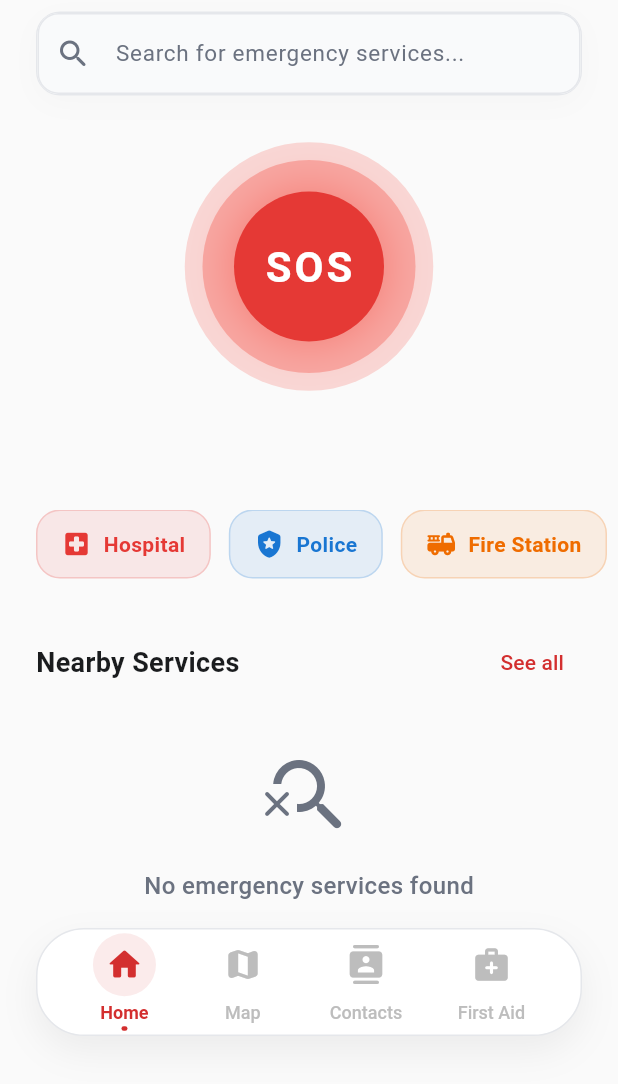
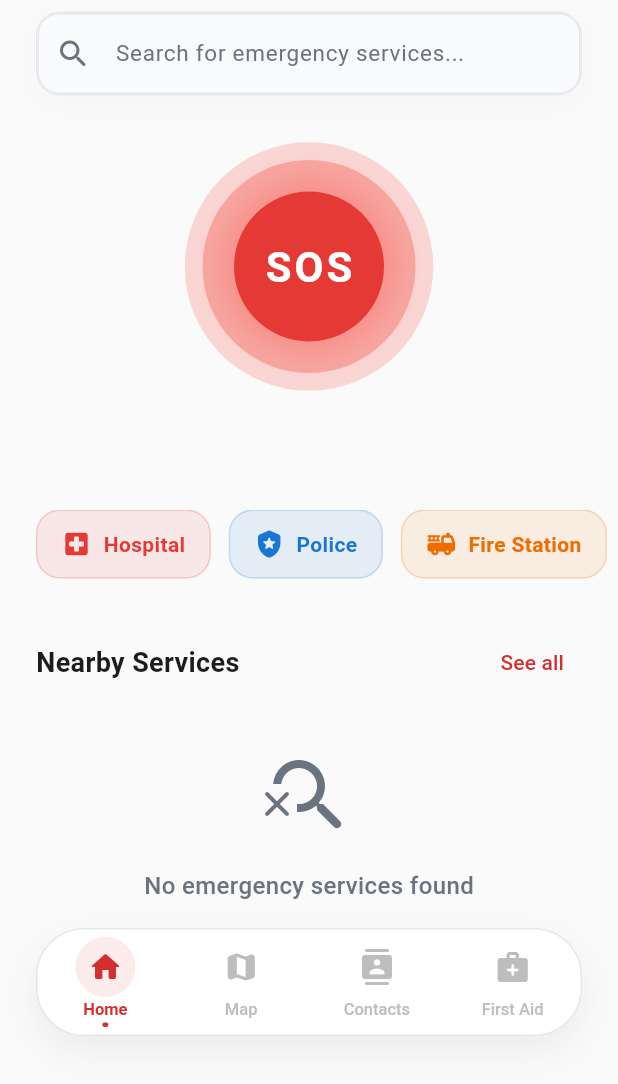
Before and after one commit to GitheTrunk/ason, a Flutter app: the screen it shows after launch, on a phone screen of 412 x 824 dp, the part 152-1236 px from its top. Run offline on Flutter 3.47's test engine with Material 3 defaults, Android fonts, the phone set to English and light mode, and no system bars; our stand-ins replace flutter_dotenv, flutter_map, flutter_riverpod, go_router, latlong2, shared_preferences and 1 more; accounts and stored records are empty.

Commit message:
fix: overflow bottom navigation

```diff
--- a/lib/features/navigation/widgets/custom_bottom_nav.dart
+++ b/lib/features/navigation/widgets/custom_bottom_nav.dart
@@ -34,29 +34,37 @@ class CustomBottomNav extends ConsumerWidget {
       child: Row(
         mainAxisAlignment: MainAxisAlignment.spaceEvenly,
         children: [
-          _NavItem(
+          Expanded(
+            child: _NavItem(
               icon: Icons.home_rounded,
               label: s.navHome,
               isSelected: selectedIndex == 0,
               onTap: () => onDestinationSelected(0),
             ),
-          _NavItem(
+          ),
+          Expanded(
+            child: _NavItem(
               icon: Icons.map_rounded,
               label: s.navMap,
               isSelected: selectedIndex == 1,
               onTap: () => onDestinationSelected(1),
             ),
-          _NavItem(
+          ),
+          Expanded(
+            child: _NavItem(
               icon: Icons.contacts_rounded,
               label: s.navContacts,
               isSelected: selectedIndex == 2,
               onTap: () => onDestinationSelected(2),
             ),
-          _NavItem(
+          ),
+          Expanded(
+            child: _NavItem(
               icon: Icons.medical_services_rounded,
               label: s.navFirstAid,
               isSelected: selectedIndex == 3,
               onTap: () => onDestinationSelected(3),
+            ),
           ),
         ],
       ),
@@ -88,6 +96,7 @@ class _NavItem extends StatelessWidget {
       behavior: HitTestBehavior.opaque,
       child: Column(
         mainAxisSize: MainAxisSize.min,
+        mainAxisAlignment: MainAxisAlignment.center,
         children: [
           AnimatedContainer(
             duration: const Duration(milliseconds: 250),
@@ -100,18 +109,23 @@ class _NavItem extends StatelessWidget {
             child: Icon(
               icon,
               color: isSelected ? activeColor : inactiveColor,
-              size: 26,
+              size: 24,
             ),
           ),
-          const SizedBox(height: 4),
+          const SizedBox(height: 2),
           AnimatedDefaultTextStyle(
             duration: const Duration(milliseconds: 250),
             style: TextStyle(
-              fontSize: 12,
+              fontSize: 11,
               fontWeight: isSelected ? FontWeight.w600 : FontWeight.w500,
               color: isSelected ? activeColor : inactiveColor,
             ),
-            child: Text(label),
+            child: Text(
+              label,
+              maxLines: 1,
+              overflow: TextOverflow.ellipsis,
+              textAlign: TextAlign.center,
+            ),
           ),
           const SizedBox(height: 2),
           AnimatedContainer(
```
Lines whose indentation alone changed are shown as unchanged.
